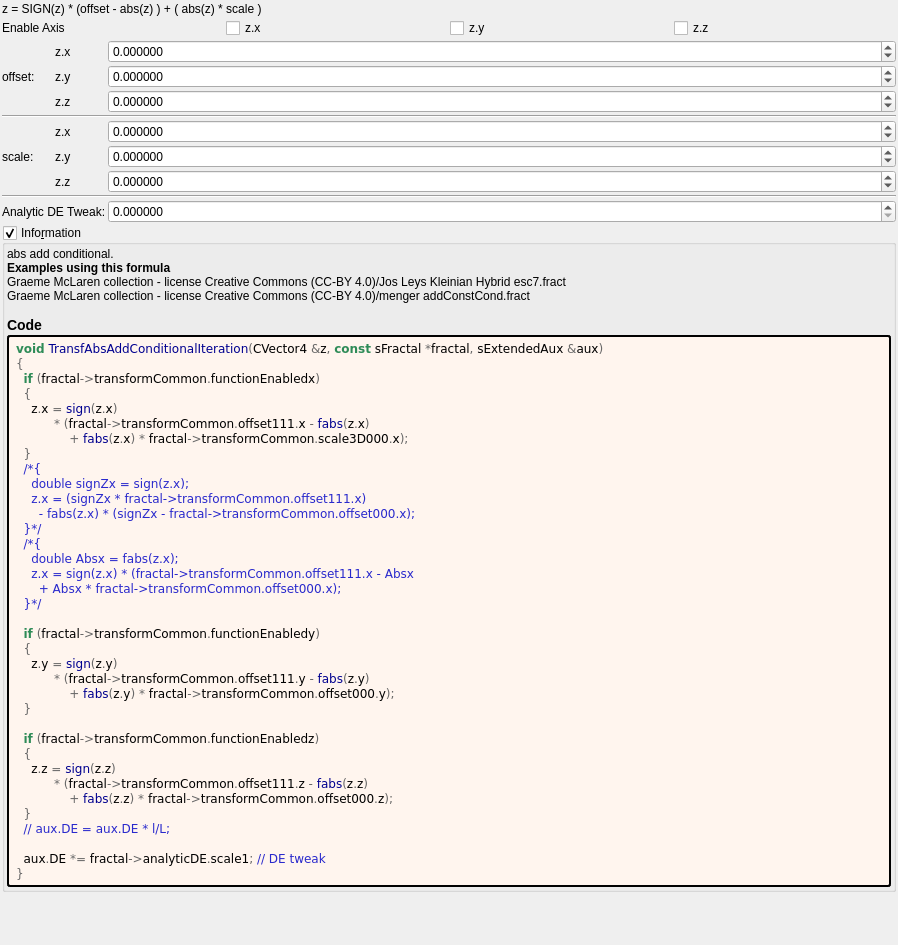
The window that mandelbulber2/formula/ui/transf_abs_add_conditional.ui (buddhi1980/mandelbulber2) describes before a commit, drawn with Qt 5.
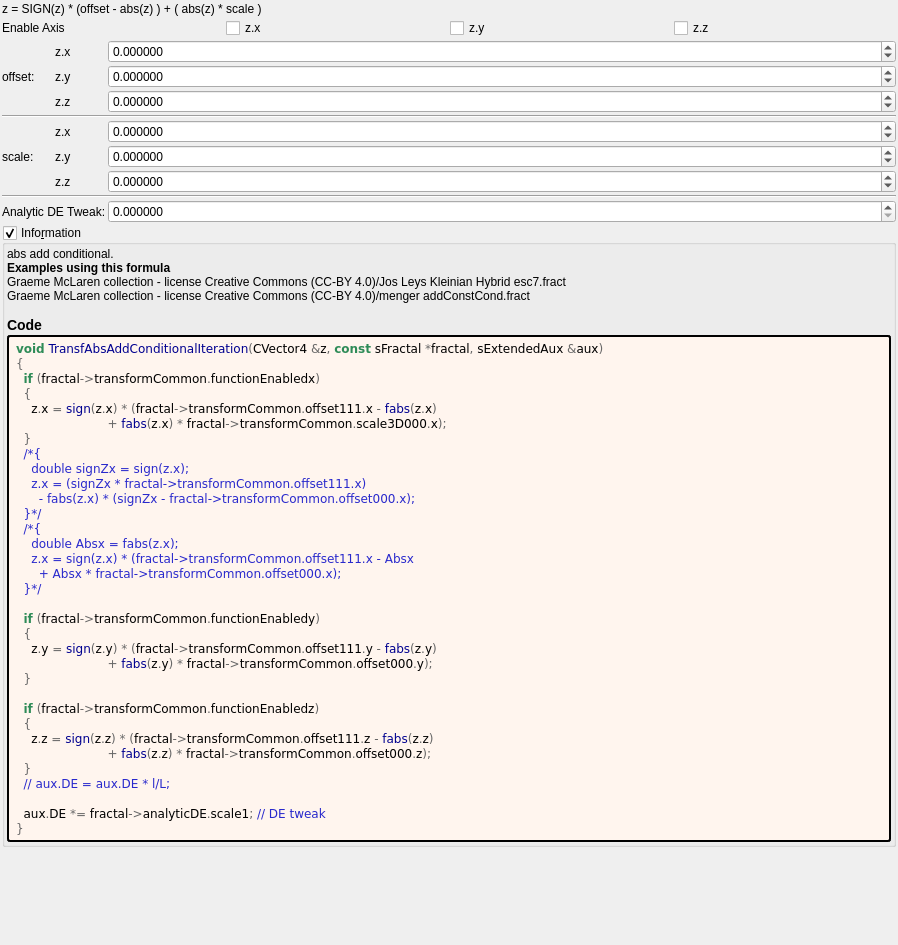
The same window after the commit. Custom widgets are drawn as their Qt base class.

Commit message:
source code format for fractal_formulas.cpp and populateUiInformation
- this file has been changed to utf8 with BOM, needed to be changed first
with dos2unix.sh and then it could be read again from the script
codeStyleCheck.php.

Diff of the .ui file:
```diff
--- a/mandelbulber2/formula/ui/transf_abs_add_conditional.ui
+++ b/mandelbulber2/formula/ui/transf_abs_add_conditional.ui
@@ -407,9 +407,8 @@
 &lt;span style=&quot;color:#676767&quot;&gt;{&lt;/span&gt;
   &lt;span style=&quot;color:#2e8b57; font-weight:bold&quot;&gt;if&lt;/span&gt; &lt;span style=&quot;color:#676767&quot;&gt;(&lt;/span&gt;fractal&lt;span style=&quot;color:#676767&quot;&gt;-&amp;gt;&lt;/span&gt;transformCommon&lt;span style=&quot;color:#676767&quot;&gt;.&lt;/span&gt;functionEnabledx&lt;span style=&quot;color:#676767&quot;&gt;)&lt;/span&gt;
   &lt;span style=&quot;color:#676767&quot;&gt;{&lt;/span&gt;
-    z&lt;span style=&quot;color:#676767&quot;&gt;.&lt;/span&gt;x &lt;span style=&quot;color:#676767&quot;&gt;=&lt;/span&gt; &lt;span style=&quot;color:#00008f&quot;&gt;sign&lt;/span&gt;&lt;span style=&quot;color:#676767&quot;&gt;(&lt;/span&gt;z&lt;span style=&quot;color:#676767&quot;&gt;.&lt;/span&gt;x&lt;span style=&quot;color:#676767&quot;&gt;)&lt;/span&gt;
-          &lt;span style=&quot;color:#676767&quot;&gt;* (&lt;/span&gt;fractal&lt;span style=&quot;color:#676767&quot;&gt;-&amp;gt;&lt;/span&gt;transformCommon&lt;span style=&quot;color:#676767&quot;&gt;.&lt;/span&gt;offset111&lt;span style=&quot;color:#676767&quot;&gt;.&lt;/span&gt;x &lt;span style=&quot;color:#676767&quot;&gt;-&lt;/span&gt; &lt;span style=&quot;color:#00008f&quot;&gt;fabs&lt;/span&gt;&lt;span style=&quot;color:#676767&quot;&gt;(&lt;/span&gt;z&lt;span style=&quot;color:#676767&quot;&gt;.&lt;/span&gt;x&lt;span style=&quot;color:#676767&quot;&gt;)&lt;/span&gt;
-              &lt;span style=&quot;color:#676767&quot;&gt;+&lt;/span&gt; &lt;span style=&quot;color:#00008f&quot;&gt;fabs&lt;/span&gt;&lt;span style=&quot;color:#676767&quot;&gt;(&lt;/span&gt;z&lt;span style=&quot;color:#676767&quot;&gt;.&lt;/span&gt;x&lt;span style=&quot;color:#676767&quot;&gt;) *&lt;/span&gt; fractal&lt;span style=&quot;color:#676767&quot;&gt;-&amp;gt;&lt;/span&gt;transformCommon&lt;span style=&quot;color:#676767&quot;&gt;.&lt;/span&gt;scale3D000&lt;span style=&quot;color:#676767&quot;&gt;.&lt;/span&gt;x&lt;span style=&quot;color:#676767&quot;&gt;);&lt;/span&gt;
+    z&lt;span style=&quot;color:#676767&quot;&gt;.&lt;/span&gt;x &lt;span style=&quot;color:#676767&quot;&gt;=&lt;/span&gt; &lt;span style=&quot;color:#00008f&quot;&gt;sign&lt;/span&gt;&lt;span style=&quot;color:#676767&quot;&gt;(&lt;/span&gt;z&lt;span style=&quot;color:#676767&quot;&gt;.&lt;/span&gt;x&lt;span style=&quot;color:#676767&quot;&gt;) * (&lt;/span&gt;fractal&lt;span style=&quot;color:#676767&quot;&gt;-&amp;gt;&lt;/span&gt;transformCommon&lt;span style=&quot;color:#676767&quot;&gt;.&lt;/span&gt;offset111&lt;span style=&quot;color:#676767&quot;&gt;.&lt;/span&gt;x &lt;span style=&quot;color:#676767&quot;&gt;-&lt;/span&gt; &lt;span style=&quot;color:#00008f&quot;&gt;fabs&lt;/span&gt;&lt;span style=&quot;color:#676767&quot;&gt;(&lt;/span&gt;z&lt;span style=&quot;color:#676767&quot;&gt;.&lt;/span&gt;x&lt;span style=&quot;color:#676767&quot;&gt;)&lt;/span&gt;
+                        &lt;span style=&quot;color:#676767&quot;&gt;+&lt;/span&gt; &lt;span style=&quot;color:#00008f&quot;&gt;fabs&lt;/span&gt;&lt;span style=&quot;color:#676767&quot;&gt;(&lt;/span&gt;z&lt;span style=&quot;color:#676767&quot;&gt;.&lt;/span&gt;x&lt;span style=&quot;color:#676767&quot;&gt;) *&lt;/span&gt; fractal&lt;span style=&quot;color:#676767&quot;&gt;-&amp;gt;&lt;/span&gt;transformCommon&lt;span style=&quot;color:#676767&quot;&gt;.&lt;/span&gt;scale3D000&lt;span style=&quot;color:#676767&quot;&gt;.&lt;/span&gt;x&lt;span style=&quot;color:#676767&quot;&gt;);&lt;/span&gt;
   &lt;span style=&quot;color:#676767&quot;&gt;}&lt;/span&gt;
   &lt;span style=&quot;color:#2929cc&quot;&gt;/*{&lt;/span&gt;
 &lt;span style=&quot;color:#2929cc&quot;&gt;    double signZx = sign(z.x);&lt;/span&gt;
@@ -424,16 +423,14 @@
 
   &lt;span style=&quot;color:#2e8b57; font-weight:bold&quot;&gt;if&lt;/span&gt; &lt;span style=&quot;color:#676767&quot;&gt;(&lt;/span&gt;fractal&lt;span style=&quot;color:#676767&quot;&gt;-&amp;gt;&lt;/span&gt;transformCommon&lt;span style=&quot;color:#676767&quot;&gt;.&lt;/span&gt;functionEnabledy&lt;span style=&quot;color:#676767&quot;&gt;)&lt;/span&gt;
   &lt;span style=&quot;color:#676767&quot;&gt;{&lt;/span&gt;
-    z&lt;span style=&quot;color:#676767&quot;&gt;.&lt;/span&gt;y &lt;span style=&quot;color:#676767&quot;&gt;=&lt;/span&gt; &lt;span style=&quot;color:#00008f&quot;&gt;sign&lt;/span&gt;&lt;span style=&quot;color:#676767&quot;&gt;(&lt;/span&gt;z&lt;span style=&quot;color:#676767&quot;&gt;.&lt;/span&gt;y&lt;span style=&quot;color:#676767&quot;&gt;)&lt;/span&gt;
-          &lt;span style=&quot;color:#676767&quot;&gt;* (&lt;/span&gt;fractal&lt;span style=&quot;color:#676767&quot;&gt;-&amp;gt;&lt;/span&gt;transformCommon&lt;span style=&quot;color:#676767&quot;&gt;.&lt;/span&gt;offset111&lt;span style=&quot;color:#676767&quot;&gt;.&lt;/span&gt;y &lt;span style=&quot;color:#676767&quot;&gt;-&lt;/span&gt; &lt;span style=&quot;color:#00008f&quot;&gt;fabs&lt;/span&gt;&lt;span style=&quot;color:#676767&quot;&gt;(&lt;/span&gt;z&lt;span style=&quot;color:#676767&quot;&gt;.&lt;/span&gt;y&lt;span style=&quot;color:#676767&quot;&gt;)&lt;/span&gt;
-              &lt;span style=&quot;color:#676767&quot;&gt;+&lt;/span&gt; &lt;span style=&quot;color:#00008f&quot;&gt;fabs&lt;/span&gt;&lt;span style=&quot;color:#676767&quot;&gt;(&lt;/span&gt;z&lt;span style=&quot;color:#676767&quot;&gt;.&lt;/span&gt;y&lt;span style=&quot;color:#676767&quot;&gt;) *&lt;/span&gt; fractal&lt;span style=&quot;color:#676767&quot;&gt;-&amp;gt;&lt;/span&gt;transformCommon&lt;span style=&quot;color:#676767&quot;&gt;.&lt;/span&gt;offset000&lt;span style=&quot;color:#676767&quot;&gt;.&lt;/span&gt;y&lt;span style=&quot;color:#676767&quot;&gt;);&lt;/span&gt;
+    z&lt;span style=&quot;color:#676767&quot;&gt;.&lt;/span&gt;y &lt;span style=&quot;color:#676767&quot;&gt;=&lt;/span&gt; &lt;span style=&quot;color:#00008f&quot;&gt;sign&lt;/span&gt;&lt;span style=&quot;color:#676767&quot;&gt;(&lt;/span&gt;z&lt;span style=&quot;color:#676767&quot;&gt;.&lt;/span&gt;y&lt;span style=&quot;color:#676767&quot;&gt;) * (&lt;/span&gt;fractal&lt;span style=&quot;color:#676767&quot;&gt;-&amp;gt;&lt;/span&gt;transformCommon&lt;span style=&quot;color:#676767&quot;&gt;.&lt;/span&gt;offset111&lt;span style=&quot;color:#676767&quot;&gt;.&lt;/span&gt;y &lt;span style=&quot;color:#676767&quot;&gt;-&lt;/span&gt; &lt;span style=&quot;color:#00008f&quot;&gt;fabs&lt;/span&gt;&lt;span style=&quot;color:#676767&quot;&gt;(&lt;/span&gt;z&lt;span style=&quot;color:#676767&quot;&gt;.&lt;/span&gt;y&lt;span style=&quot;color:#676767&quot;&gt;)&lt;/span&gt;
+                        &lt;span style=&quot;color:#676767&quot;&gt;+&lt;/span&gt; &lt;span style=&quot;color:#00008f&quot;&gt;fabs&lt;/span&gt;&lt;span style=&quot;color:#676767&quot;&gt;(&lt;/span&gt;z&lt;span style=&quot;color:#676767&quot;&gt;.&lt;/span&gt;y&lt;span style=&quot;color:#676767&quot;&gt;) *&lt;/span&gt; fractal&lt;span style=&quot;color:#676767&quot;&gt;-&amp;gt;&lt;/span&gt;transformCommon&lt;span style=&quot;color:#676767&quot;&gt;.&lt;/span&gt;offset000&lt;span style=&quot;color:#676767&quot;&gt;.&lt;/span&gt;y&lt;span style=&quot;color:#676767&quot;&gt;);&lt;/span&gt;
   &lt;span style=&quot;color:#676767&quot;&gt;}&lt;/span&gt;
 
   &lt;span style=&quot;color:#2e8b57; font-weight:bold&quot;&gt;if&lt;/span&gt; &lt;span style=&quot;color:#676767&quot;&gt;(&lt;/span&gt;fractal&lt;span style=&quot;color:#676767&quot;&gt;-&amp;gt;&lt;/span&gt;transformCommon&lt;span style=&quot;color:#676767&quot;&gt;.&lt;/span&gt;functionEnabledz&lt;span style=&quot;color:#676767&quot;&gt;)&lt;/span&gt;
   &lt;span style=&quot;color:#676767&quot;&gt;{&lt;/span&gt;
-    z&lt;span style=&quot;color:#676767&quot;&gt;.&lt;/span&gt;z &lt;span style=&quot;color:#676767&quot;&gt;=&lt;/span&gt; &lt;span style=&quot;color:#00008f&quot;&gt;sign&lt;/span&gt;&lt;span style=&quot;color:#676767&quot;&gt;(&lt;/span&gt;z&lt;span style=&quot;color:#676767&quot;&gt;.&lt;/span&gt;z&lt;span style=&quot;color:#676767&quot;&gt;)&lt;/span&gt;
-          &lt;span style=&quot;color:#676767&quot;&gt;* (&lt;/span&gt;fractal&lt;span style=&quot;color:#676767&quot;&gt;-&amp;gt;&lt;/span&gt;transformCommon&lt;span style=&quot;color:#676767&quot;&gt;.&lt;/span&gt;offset111&lt;span style=&quot;color:#676767&quot;&gt;.&lt;/span&gt;z &lt;span style=&quot;color:#676767&quot;&gt;-&lt;/span&gt; &lt;span style=&quot;color:#00008f&quot;&gt;fabs&lt;/span&gt;&lt;span style=&quot;color:#676767&quot;&gt;(&lt;/span&gt;z&lt;span style=&quot;color:#676767&quot;&gt;.&lt;/span&gt;z&lt;span style=&quot;color:#676767&quot;&gt;)&lt;/span&gt;
-              &lt;span style=&quot;color:#676767&quot;&gt;+&lt;/span&gt; &lt;span style=&quot;color:#00008f&quot;&gt;fabs&lt;/span&gt;&lt;span style=&quot;color:#676767&quot;&gt;(&lt;/span&gt;z&lt;span style=&quot;color:#676767&quot;&gt;.&lt;/span&gt;z&lt;span style=&quot;color:#676767&quot;&gt;) *&lt;/span&gt; fractal&lt;span style=&quot;color:#676767&quot;&gt;-&amp;gt;&lt;/span&gt;transformCommon&lt;span style=&quot;color:#676767&quot;&gt;.&lt;/span&gt;offset000&lt;span style=&quot;color:#676767&quot;&gt;.&lt;/span&gt;z&lt;span style=&quot;color:#676767&quot;&gt;);&lt;/span&gt;
+    z&lt;span style=&quot;color:#676767&quot;&gt;.&lt;/span&gt;z &lt;span style=&quot;color:#676767&quot;&gt;=&lt;/span&gt; &lt;span style=&quot;color:#00008f&quot;&gt;sign&lt;/span&gt;&lt;span style=&quot;color:#676767&quot;&gt;(&lt;/span&gt;z&lt;span style=&quot;color:#676767&quot;&gt;.&lt;/span&gt;z&lt;span style=&quot;color:#676767&quot;&gt;) * (&lt;/span&gt;fractal&lt;span style=&quot;color:#676767&quot;&gt;-&amp;gt;&lt;/span&gt;transformCommon&lt;span style=&quot;color:#676767&quot;&gt;.&lt;/span&gt;offset111&lt;span style=&quot;color:#676767&quot;&gt;.&lt;/span&gt;z &lt;span style=&quot;color:#676767&quot;&gt;-&lt;/span&gt; &lt;span style=&quot;color:#00008f&quot;&gt;fabs&lt;/span&gt;&lt;span style=&quot;color:#676767&quot;&gt;(&lt;/span&gt;z&lt;span style=&quot;color:#676767&quot;&gt;.&lt;/span&gt;z&lt;span style=&quot;color:#676767&quot;&gt;)&lt;/span&gt;
+                        &lt;span style=&quot;color:#676767&quot;&gt;+&lt;/span&gt; &lt;span style=&quot;color:#00008f&quot;&gt;fabs&lt;/span&gt;&lt;span style=&quot;color:#676767&quot;&gt;(&lt;/span&gt;z&lt;span style=&quot;color:#676767&quot;&gt;.&lt;/span&gt;z&lt;span style=&quot;color:#676767&quot;&gt;) *&lt;/span&gt; fractal&lt;span style=&quot;color:#676767&quot;&gt;-&amp;gt;&lt;/span&gt;transformCommon&lt;span style=&quot;color:#676767&quot;&gt;.&lt;/span&gt;offset000&lt;span style=&quot;color:#676767&quot;&gt;.&lt;/span&gt;z&lt;span style=&quot;color:#676767&quot;&gt;);&lt;/span&gt;
   &lt;span style=&quot;color:#676767&quot;&gt;}&lt;/span&gt;
   &lt;span style=&quot;color:#2929cc&quot;&gt;// aux.DE = aux.DE * l/L;&lt;/span&gt;
 
```
The commit also changes 29 other files.
